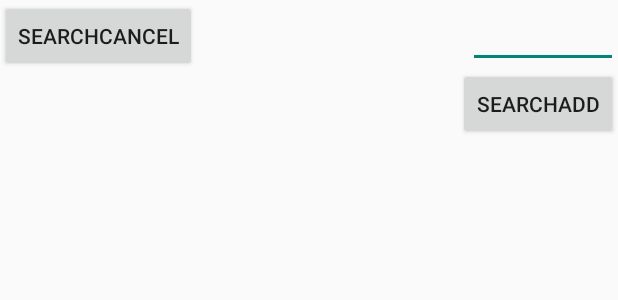
After one commit to behdad222/NezamMohandesi, an Android app: the layout search_keyword.xml on its own in the app's theme, with its tools: preview values and no code run, on a phone screen of 412 x 824 dp. The commit adds this screen. Shown: the top 300 px of the screen. Run offline under Robolectric (Android 15) with nearby library versions, the phone set to English and light mode, and no system bars.

```diff
--- a/app/src/main/res/layout/activity_list.xml
+++ b/app/src/main/res/layout/activity_list.xml
@@ -21,10 +21,11 @@
         android:layout_width="wrap_content"
         android:layout_height="wrap_content"
         android:text="@string/chapter1"
+        android:onClick="ShowClick"
         android:id="@+id/chapter1button"
         style="@style/ButtonStyle1"/>
 
-    <ir.rima.mohandesi.app
+    <Button
         android:layout_width="wrap_content"
         android:layout_height="wrap_content"
         android:text="@string/chapter2"
--- a/app/src/main/res/layout/activity_main.xml
+++ b/app/src/main/res/layout/activity_main.xml
@@ -24,7 +24,6 @@
         android:layout_alignParentTop="true"
         android:layout_centerHorizontal="true"
         android:contentDescription="@string/app_name" />
-
 
     <Button
         android:layout_width="wrap_content"
--- /dev/null
+++ b/app/src/main/res/layout/search_keyword.xml
@@ -0,0 +1,34 @@
+<?xml version="1.0" encoding="utf-8"?>
+
+<RelativeLayout xmlns:android="http://schemas.android.com/apk/res/android"
+    android:orientation="vertical" android:layout_width="match_parent"
+    android:layout_height="match_parent">
+
+
+
+    <EditText
+        android:layout_width="100dp"
+        android:layout_height="wrap_content"
+        android:id="@+id/searchword"
+        android:layout_alignParentRight="true"
+        android:layout_alignParentEnd="false" />
+
+    <Button
+        android:layout_width="wrap_content"
+        android:layout_height="wrap_content"
+        android:text="searchAdd"
+        android:id="@+id/searchAdd"
+        android:layout_below="@+id/searchword"
+        android:layout_alignRight="@+id/searchword"
+        android:layout_alignEnd="@+id/searchword" />
+
+    <Button
+        android:layout_width="wrap_content"
+        android:layout_height="wrap_content"
+        android:text="searchCancel"
+        android:id="@+id/searchCancel"
+        android:layout_below="@+id/button"
+        android:layout_alignLeft="@+id/button"
+        android:layout_alignStart="@+id/button" />
+
+</RelativeLayout>
```
Also changed, not shown: app/src/main/java/ir/rima/mohandesi/app/MainActivity.java (+10 -0 lines), app/src/main/java/ir/rima/mohandesi/app/ShowActivity.java (+82 -0 lines), app/src/main/res/layout/activity_show.xml (+18 -12 lines).
